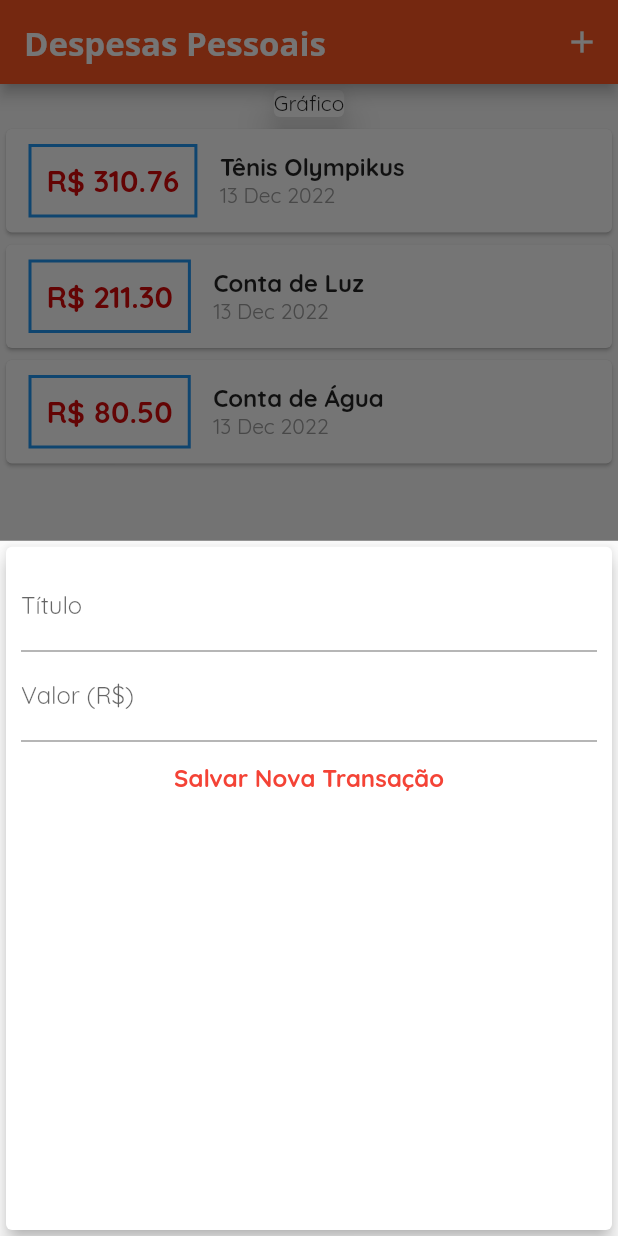
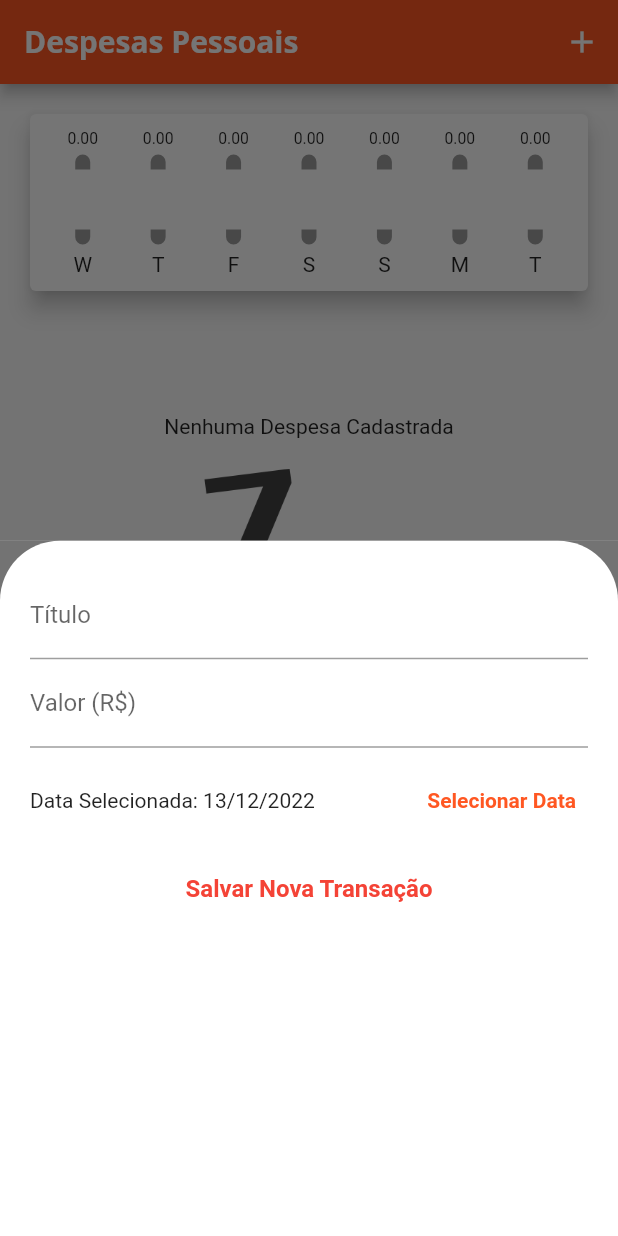
Before and after one commit to ItsonStos/Despesas_Pessoais, a Flutter app: the screen it shows after launch, after a tap on the "add" icon, on a phone screen of 412 x 824 dp. Run offline on Flutter 3.47's test engine with Material 2 defaults, Android fonts, the phone set to English and light mode, and no system bars.

Commit message:
Formulário finalizado

```diff
--- a/lib/screen/home_screen.dart
+++ b/lib/screen/home_screen.dart
@@ -1,3 +1,4 @@
+import 'package:expense/widgets/home_chart.dart';
 import 'package:flutter/material.dart';
 import 'dart:math';
 import 'package:expense/widgets/home_expense_list.dart';
@@ -12,34 +13,24 @@ class HomeScreen extends StatefulWidget {
 }
 
 class _HomeScreenState extends State<HomeScreen> {
-  final _expense = [
-    ExpenseDate(
-      id: 't1',
-      title: 'Tênis Olympikus',
-      value: 310.76,
-      date: DateTime.now(),
-    ),
-    ExpenseDate(
-      id: 't2',
-      title: 'Conta de Luz',
-      value: 211.30,
-      date: DateTime.now(),
-    ),
-    ExpenseDate(
-      id: 't3',
-      title: 'Conta de Água',
-      value: 80.50,
-      date: DateTime.now(),
-    ),
-  ];
+  final List<ExpenseDate> _expense = [];
 
-  _addExpense(String title, double value) {
+  //passa as transações recente para o componente
+  List<ExpenseDate> get _recentTransactions{
+    return _expense.where((ex) {
+      return ex.date.isAfter(DateTime.now().subtract(
+        const Duration(days: 7),
+      ));
+    }).toList();
+  }
+
+  _addExpense(String title, double value, DateTime date) {
     final newExpense = ExpenseDate(
       id: Random().nextDouble().toString(),
       //parametro da base atributo nomeado : parametro que recebeu no chamado da função
       title: title,
       value: value,
-      date: DateTime.now(),
+      date: date,
     );
 
     setState(() {
@@ -50,13 +41,24 @@ class _HomeScreenState extends State<HomeScreen> {
 
   }
 
+  _deleteExpense(String id){
+    setState(() {
+      _expense.removeWhere((ex) => ex.id == id);
+    });
+  }
+
+  _editExpense(){}
+
   _openExpenseFormModal(BuildContext context) {
     showModalBottomSheet(
       context: context,
       builder: (_){
-        return HomeExpenseForm(_addExpense);
+        return Container(
+          color: Colors.black54,
+          child: HomeExpenseForm(_addExpense)
+          );
       },
-      );
+    );
   }
 
   @override
@@ -74,10 +76,8 @@ class _HomeScreenState extends State<HomeScreen> {
         child: Column(
           // ignore: prefer_const_literals_to_create_immutables
           children: [
-            const SizedBox(
-              child: Card(elevation: 10, child: Text('Gráfico')),
-            ),
-            HomeExpenseList(_expense),
+            HomeChart(recentTransaction: _recentTransactions),
+            HomeExpenseList(_expense, _deleteExpense),
           ],
         ),
       ),
--- /dev/null
+++ b/lib/widgets/home_chart.dart
@@ -0,0 +1,64 @@
+import 'package:expense/widgets/home_chart_bar.dart';
+import 'package:flutter/material.dart';
+import 'package:intl/intl.dart';
+import '../data_base/base_expense.dart';
+
+class HomeChart extends StatelessWidget {
+  final List<ExpenseDate> recentTransaction; //Parametro necessário
+
+  const HomeChart({required this.recentTransaction, super.key});
+
+  List<Map<String, Object>> get groupedExpense {
+    return List.generate(7, (index) {
+      final weekDay = DateTime.now().subtract(
+        Duration(days: index),
+      );
+
+      double totalSum = 0.0;
+
+      for(var i = 0; i<recentTransaction.length; i++){
+        bool sameDay = recentTransaction[i].date.day == weekDay.day;
+        bool sameMonth = recentTransaction[i].date.month == weekDay.month;
+        bool sameYear = recentTransaction[i].date.year == weekDay.year;
+
+        if (sameDay && sameMonth && sameYear){
+          totalSum += recentTransaction[i].value;
+        }
+      }
+
+
+      return {
+        'day': DateFormat.E().format(weekDay)[0],
+        'value': totalSum,
+      };
+    }).reversed.toList();
+  }
+
+  double get _weekTotalValue{
+    return groupedExpense.fold(0.0, (sum, ex) =>
+     sum + (ex['value'] as double)
+    );
+  }
+
+  @override
+  Widget build(BuildContext context) {
+    groupedExpense;
+    return Card(
+      elevation: 6,
+      margin: const EdgeInsets.all(20),
+      child: Padding(
+        padding: const EdgeInsets.all(10.0),
+        child: Row(
+          mainAxisAlignment: MainAxisAlignment.spaceAround,
+          children: groupedExpense.map((ex) {
+            return HomeChartBar(
+              label: ex['day'] as String,
+              value: ex['value'] as double,
+              percentage: _weekTotalValue == 0 ? 0 : (ex['value'] as double) / _weekTotalValue,
+              );
+          }).toList(),
+        ),
+      ),
+    );
+  }
+}
--- /dev/null
+++ b/lib/widgets/home_chart_bar.dart
@@ -0,0 +1,59 @@
+import 'package:flutter/material.dart';
+
+class HomeChartBar extends StatelessWidget {
+
+  final String? label;
+  final double? value;
+  final double? percentage;
+
+  const HomeChartBar({
+    this.label,
+    this.value,
+    this.percentage,
+    super.key});
+
+  @override
+  Widget build(BuildContext context) {
+    return Column(
+      children: [
+        Container(
+          height: 12,
+          child: FittedBox(
+            child: Text(value!.toStringAsFixed(2))
+            ),
+        ),
+        const SizedBox(height: 5),
+        Container(
+          height: 60,
+          width: 10,
+          child: Stack(
+            alignment: Alignment.bottomCenter,
+            children: [
+              Container(
+                decoration: BoxDecoration(
+                  border: Border.all(
+                    color: Colors.grey,
+                    width: 10,
+                  ),
+                  color: Colors.grey,
+                  borderRadius: BorderRadius.circular(5),
+                ),
+              ),
+              FractionallySizedBox(
+                heightFactor: percentage,
+                child: Container(
+                  decoration: BoxDecoration(
+                  color: Theme.of(context).colorScheme.secondary,
+                  borderRadius: BorderRadius.circular(5),
+                ),
+                )
+              ),
+            ],
+            ),
+        ),
+        const SizedBox(height: 5),
+        Text(label!),
+      ],
+    );
+  }
+}
--- a/lib/widgets/home_expense_form.dart
+++ b/lib/widgets/home_expense_form.dart
@@ -1,44 +1,67 @@
 import 'package:flutter/material.dart';
+import 'package:intl/intl.dart';
 
 
 class HomeExpenseForm extends StatefulWidget {
 
 
-  final void Function(String, double) onSubmit;
+  final void Function(String, double, DateTime) onSubmit;
 
-  HomeExpenseForm(this.onSubmit, {super.key});
+  const HomeExpenseForm(this.onSubmit, {super.key});
 
   @override
   State<HomeExpenseForm> createState() => _HomeExpenseFormState();
 }
 
 class _HomeExpenseFormState extends State<HomeExpenseForm> {
-  final titleController = TextEditingController();
-
-  final valueController = TextEditingController();
+  final _titleController = TextEditingController();
+  final _valueController = TextEditingController();
+  DateTime? _selectedDate = DateTime.now();
 
   _submitForm(){
-    final title = titleController.text;
-    final value = double.tryParse(valueController.text) ?? 0.0;
+    final title = _titleController.text;
+    final value = double.tryParse(_valueController.text) ?? 0.0;
 
-    if(title.isEmpty || value <=0 ){
+    if(title.isEmpty || value <=0 || _selectedDate == null){
       return;
     }
 
-    widget.onSubmit(title, value);
+    widget.onSubmit(title, value, _selectedDate!);
+  }
+
+  _showDatePicker(){
+    showDatePicker(
+      context: context,
+      initialDate: DateTime.now(),
+      firstDate: DateTime(2022),
+      lastDate: DateTime.now(),
+      ).then((pickedDate) {
+        if (pickedDate == null){
+        return;
+      }
+      setState(() {
+        _selectedDate = pickedDate;
+      });
+    });
   }
 
   @override
   Widget build(BuildContext context) {
-    return Card(
-          elevation: 5,
+    return Container(
+      padding: const EdgeInsets.all(10),
+      decoration: const BoxDecoration(
+        color: Colors.white,
+        borderRadius: BorderRadius.only(
+          topLeft: Radius.circular(40.0),
+          topRight: Radius.circular(40.0)
+        )),
       child: Padding(
         padding: const EdgeInsets.all(10.0),
         child: Column(
           // ignore: prefer_const_literals_to_create_immutables
           children: [
             TextField(
-                  controller: titleController,
+              controller: _titleController,
               onSubmitted: (_) => _submitForm(),
               // ignore: prefer_const_constructors
               decoration: InputDecoration(
@@ -46,12 +69,36 @@ class _HomeExpenseFormState extends State<HomeExpenseForm> {
               ),
             ),
             TextField(
-                 controller: valueController,
-                 keyboardType: TextInputType.number,
+             controller: _valueController,
+             keyboardType: const TextInputType.numberWithOptions(decimal: true),
              onSubmitted: (_) => _submitForm(),
               // ignore: prefer_const_constructors
               decoration: InputDecoration(
                 labelText: 'Valor (R\$)',
+              ),
+            ),
+            SizedBox(
+              height: 70,
+              child: Row(
+                children: [
+                  Expanded(
+                    child: Text(
+                      // ignore: unnecessary_null_comparison
+                      _selectedDate == null
+                      ? 'Nenhuma data selecionada!'
+                      : 'Data Selecionada: ${DateFormat('dd/MM/y').format(_selectedDate!)}'
+                    ),
+                  ),
+                  TextButton(
+                    onPressed: _showDatePicker,
+                    child: const Text(
+                      'Selecionar Data',
+                      style: TextStyle(
+                        fontWeight: FontWeight.bold,
+                      ),
+                      ),
+                    ),
+                ],
               ),
             ),
             TextButton(
--- a/lib/widgets/home_expense_list.dart
+++ b/lib/widgets/home_expense_list.dart
@@ -3,79 +3,82 @@ import '../data_base/base_expense.dart';
 import 'package:intl/intl.dart';
 
 class HomeExpenseList extends StatelessWidget {
+  final List<ExpenseDate> expense;
+  final void Function(String) onRemove;
 
-
-
-  final List<ExpenseDate> expense;
-
-  const HomeExpenseList(this.expense, {super.key});
+  const HomeExpenseList(this.expense, this.onRemove, {super.key});
 
   @override
   Widget build(BuildContext context) {
     return Container(
-      height: 300,
-      child: expense.isEmpty ? Column(
+      padding: const EdgeInsets.all(15),
+      height: 500,
+      child: expense.isEmpty
+      ? Center(
+        child: Column(
+          mainAxisAlignment: MainAxisAlignment.center,
+          crossAxisAlignment: CrossAxisAlignment.center,
           // ignore: prefer_const_literals_to_create_immutables
           children: [
             const Text(
-            'Nenhuma Transação Cadastrada',
+              'Nenhuma Despesa Cadastrada',
             ),
-          const SizedBox(height: 20),
-          Container(
-            width: 200,
+            const SizedBox(height: 20),//Espaço entre o texto e o container
+            SizedBox(
+              width: 150,
               child: Image.asset(
-              'assets\images\waiting.png',
-              fit: BoxFit.cover,
+                'assets/images/waiting.png',
+                fit: BoxFit.cover, //Ajustar o tamanho da imagem dentro do container
               ),
             ),
           ],
+        ),
       ) : ListView.builder(
         itemCount: expense.length,
         itemBuilder: (ctx, index){
           final ex = expense[index];
           return Card(
-                  child: Row(
-                    children: [
-                      Container(
-                        margin: const EdgeInsets.symmetric(
-                          horizontal: 15,
-                          vertical: 10,
-                          ),
-                        decoration: BoxDecoration(
-                          border: Border.all(
-                            color: Theme.of(context).primaryColor,
-                            width: 2,
-                          )
-                        ),
-                        padding: const EdgeInsets.all(10),
+            elevation: 5,
+            margin: const EdgeInsets.all(5),
+            child: ListTile(
+              leading: CircleAvatar(
+                backgroundColor: Theme.of(context).colorScheme.primary,
+                radius: 30,
+                child: Padding(
+                  padding: const EdgeInsets.all(6),
+                  child: FittedBox(
                     child: Text(
-                          'R\$ ${ex.value.toStringAsFixed(2)}',
+                      'R\$${ex.value}',
                       style: const TextStyle(
+                        color: Colors.white,
                         fontWeight: FontWeight.bold,
-                            fontSize: 20,
-                            color: Color.fromARGB(255, 216, 9, 9),
-                          ),
-                          )),
-                      Column(
-                        crossAxisAlignment: CrossAxisAlignment.start,
-                        children: [
-                          Text(
-                            ex.title,
-                            style: const TextStyle(
-                              fontWeight: FontWeight.bold,
-                              fontSize: 16,
                       ),
                     ),
-                          Text(
+                  ),
+                  ),
+              ),
+              title: Text(
+                ex.title,
+                style: Theme.of(context).textTheme.headline6,
+              ),
+              subtitle: Text(
                 DateFormat('d MMM y').format(ex.date),
-                            style: const TextStyle(
-                              fontSize: 14,
+              ),
+              trailing: Column(
+                mainAxisSize: MainAxisSize.min,
+                children: [
+                  IconButton(
+                    onPressed: () => onRemove(ex.id),
+                    icon: const Icon(Icons.delete),
+                    color: Theme.of(context).errorColor,
+                    ),
+                  IconButton(
+                    onPressed: (){},
+                    icon: const Icon(Icons.edit),
                     color: Colors.grey,
-                            ),
                     ),
                 ],
               ),
-                    ],
             ),
           );
         }
--- a/pubspec.yaml
+++ b/pubspec.yaml
@@ -62,7 +62,7 @@ flutter:
 
   # To add assets to your application, add an assets section, like this:
   assets:
-   - assets\images\waiting.png
+   - assets/images/waiting.png
   #   - images/a_dot_ham.jpeg
 
   # An image asset can refer to one or more resolution-specific "variants", see
```
Also changed, not shown: lib/main.dart (+24 -16 lines). Lines whose indentation alone changed are shown as unchanged.
